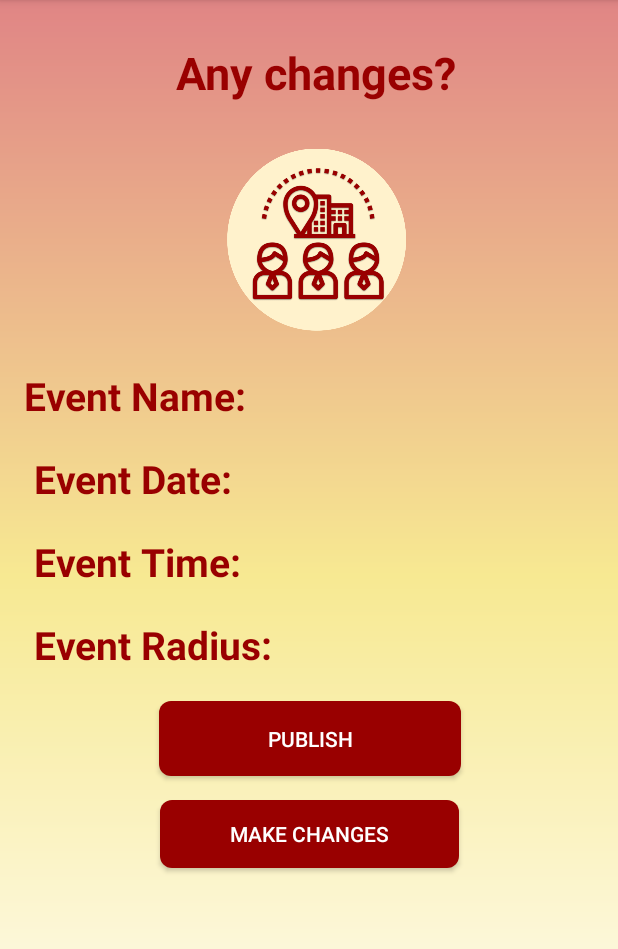
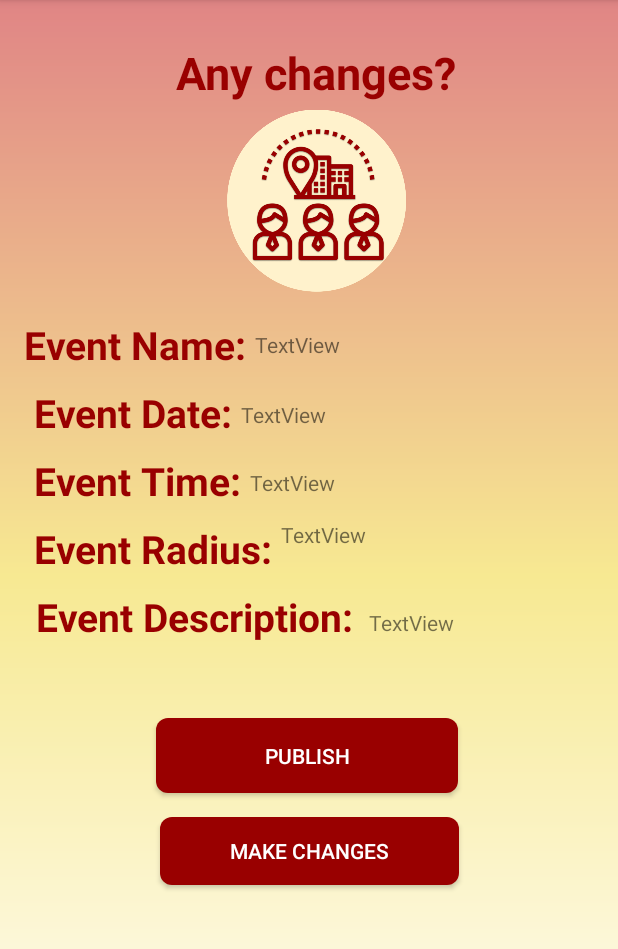
Before and after one commit to tommyacin/CSCI310_USC_CampuSee, an Android app: the PublishEvent screen opened directly, with no data from a screen before it, on a phone screen of 412 x 824 dp, the part 84-1033 px from its top. Run offline under Robolectric (Android 15) with nearby library versions, the phone set to English and light mode, and no system bars; our stand-ins replace Firebase (no records; nobody signed in at launch, a user with empty details on screens opened directly).

Commit message:
adding fields to java file

```diff
--- a/app/src/main/java/com/example/campusee/PublishEvent.java
+++ b/app/src/main/java/com/example/campusee/PublishEvent.java
@@ -4,6 +4,8 @@ import android.content.Intent;
 import android.os.Bundle;
 import android.view.View;
 import android.widget.Button;
+import android.widget.ImageView;
+import android.widget.TextView;
 
 import androidx.appcompat.app.AppCompatActivity;
 
@@ -43,6 +45,13 @@ public class PublishEvent extends AppCompatActivity {
                 PublishEvent.this.startActivity(intent);
             }
         });
+
+        TextView name_tv = findViewById(R.id.event_nametv);
+        TextView date_tv = findViewById(R.id.date_tv);
+        TextView time_tv = findViewById(R.id.time_tv);
+        TextView radius_tv = findViewById(R.id.radius_tv);
+        TextView description_tv = findViewById(R.id.description_tv);
+        ImageView icon_image = findViewById(R.id.icon_image);
     }
 
     private void writeNewEvent(String publisherId, String title, String description, String time, int ID, double[] loc, int radius) {
--- a/app/src/main/res/layout/activity_publish_event.xml
+++ b/app/src/main/res/layout/activity_publish_event.xml
@@ -25,20 +25,20 @@
         android:id="@+id/publish_button"
         android:layout_width="201dp"
         android:layout_height="50dp"
-        android:layout_marginTop="20dp"
+        android:layout_marginTop="50dp"
         android:background="@drawable/btn_rounded"
         android:text="Publish"
         android:textColor="#ffffff"
         app:layout_constraintEnd_toEndOf="parent"
-        app:layout_constraintHorizontal_bias="0.504"
+        app:layout_constraintHorizontal_bias="0.495"
         app:layout_constraintStart_toStartOf="parent"
-        app:layout_constraintTop_toBottomOf="@+id/textView5" />
+        app:layout_constraintTop_toBottomOf="@+id/textView10" />
 
     <ImageView
-        android:id="@+id/imageView8"
+        android:id="@+id/icon_image"
         android:layout_width="165dp"
         android:layout_height="154dp"
-        android:layout_marginTop="56dp"
+        android:layout_marginTop="30dp"
         app:layout_constraintEnd_toEndOf="parent"
         app:layout_constraintStart_toStartOf="parent"
         app:layout_constraintTop_toTopOf="@+id/textView2"
@@ -48,7 +48,6 @@
         android:id="@+id/textView"
         android:layout_width="wrap_content"
         android:layout_height="wrap_content"
-        android:layout_marginTop="8dp"
         android:text="Event Name:"
         android:textColor="#990000"
         android:textSize="26sp"
@@ -56,13 +55,13 @@
         app:layout_constraintEnd_toEndOf="parent"
         app:layout_constraintHorizontal_bias="0.06"
         app:layout_constraintStart_toStartOf="parent"
-        app:layout_constraintTop_toBottomOf="@+id/imageView8" />
+        app:layout_constraintTop_toBottomOf="@+id/icon_image" />
 
     <TextView
         android:id="@+id/textView3"
         android:layout_width="wrap_content"
         android:layout_height="wrap_content"
-        android:layout_marginTop="20dp"
+        android:layout_marginTop="10dp"
         android:text="Event Date:"
         android:textColor="#990000"
         android:textSize="26sp"
@@ -76,7 +75,7 @@
         android:id="@+id/textView4"
         android:layout_width="wrap_content"
         android:layout_height="wrap_content"
-        android:layout_marginTop="20dp"
+        android:layout_marginTop="10dp"
         android:text="Event Time:"
         android:textColor="#990000"
         android:textSize="26sp"
@@ -90,7 +89,7 @@
         android:id="@+id/textView5"
         android:layout_width="wrap_content"
         android:layout_height="wrap_content"
-        android:layout_marginTop="20dp"
+        android:layout_marginTop="10dp"
         android:text="Event Radius:"
         android:textColor="#990000"
         android:textSize="26sp"
@@ -111,4 +110,68 @@
         app:layout_constraintEnd_toEndOf="parent"
         app:layout_constraintStart_toStartOf="parent"
         app:layout_constraintTop_toBottomOf="@+id/publish_button" />
+
+    <TextView
+        android:id="@+id/event_nametv"
+        android:layout_width="wrap_content"
+        android:layout_height="wrap_content"
+        android:layout_marginStart="5dp"
+        android:layout_marginTop="8dp"
+        android:text="TextView"
+        app:layout_constraintStart_toEndOf="@+id/textView"
+        app:layout_constraintTop_toBottomOf="@+id/icon_image" />
+
+    <TextView
+        android:id="@+id/date_tv"
+        android:layout_width="wrap_content"
+        android:layout_height="wrap_content"
+        android:layout_marginStart="5dp"
+        android:layout_marginTop="27dp"
+        android:text="TextView"
+        app:layout_constraintStart_toEndOf="@+id/textView3"
+        app:layout_constraintTop_toBottomOf="@+id/event_nametv" />
+
+    <TextView
+        android:id="@+id/time_tv"
+        android:layout_width="wrap_content"
+        android:layout_height="wrap_content"
+        android:layout_marginStart="5dp"
+        android:layout_marginTop="26dp"
+        android:text="TextView"
+        app:layout_constraintStart_toEndOf="@+id/textView4"
+        app:layout_constraintTop_toBottomOf="@+id/date_tv" />
+
+    <TextView
+        android:id="@+id/radius_tv"
+        android:layout_width="wrap_content"
+        android:layout_height="wrap_content"
+        android:layout_marginStart="5dp"
+        android:layout_marginTop="15dp"
+        android:text="TextView"
+        app:layout_constraintStart_toEndOf="@+id/textView5"
+        app:layout_constraintTop_toBottomOf="@+id/time_tv" />
+
+    <TextView
+        android:id="@+id/textView10"
+        android:layout_width="wrap_content"
+        android:layout_height="wrap_content"
+        android:layout_marginTop="10dp"
+        android:text="Event Description:"
+        android:textColor="#990000"
+        android:textSize="26sp"
+        android:textStyle="bold"
+        app:layout_constraintEnd_toEndOf="parent"
+        app:layout_constraintHorizontal_bias="0.12"
+        app:layout_constraintStart_toStartOf="parent"
+        app:layout_constraintTop_toBottomOf="@+id/textView5" />
+
+    <TextView
+        android:id="@+id/description_tv"
+        android:layout_width="wrap_content"
+        android:layout_height="wrap_content"
+        android:layout_marginStart="10dp"
+        android:layout_marginTop="39dp"
+        android:text="TextView"
+        app:layout_constraintStart_toEndOf="@+id/textView10"
+        app:layout_constraintTop_toBottomOf="@+id/radius_tv" />
 </androidx.constraintlayout.widget.ConstraintLayout>
```
